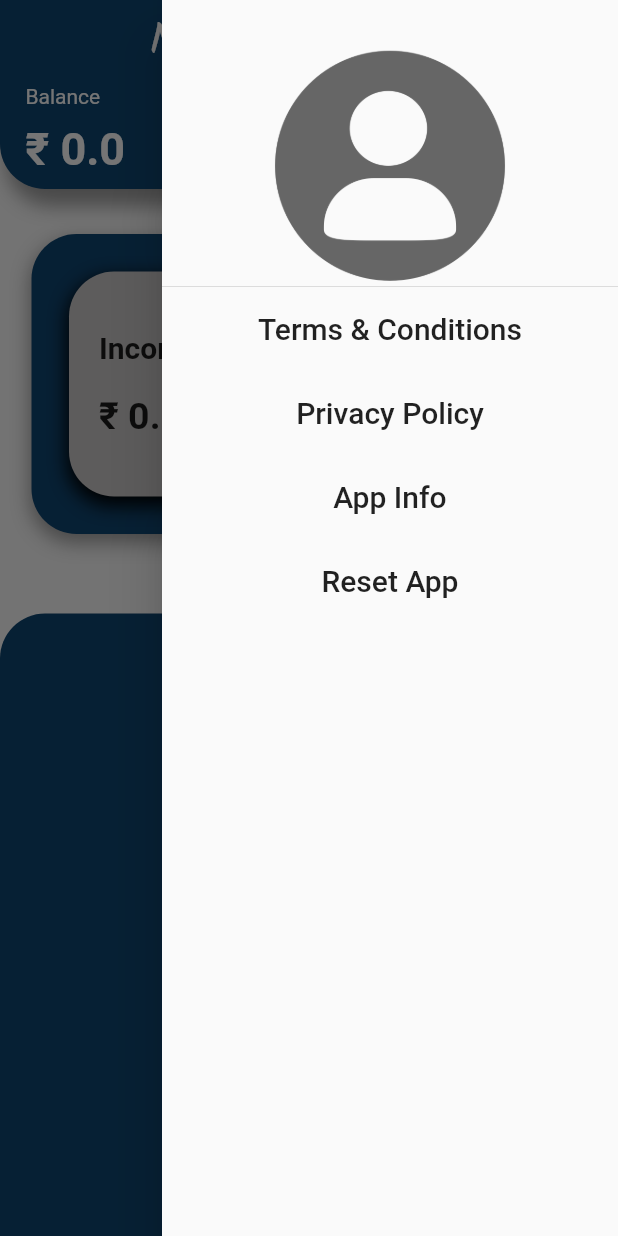
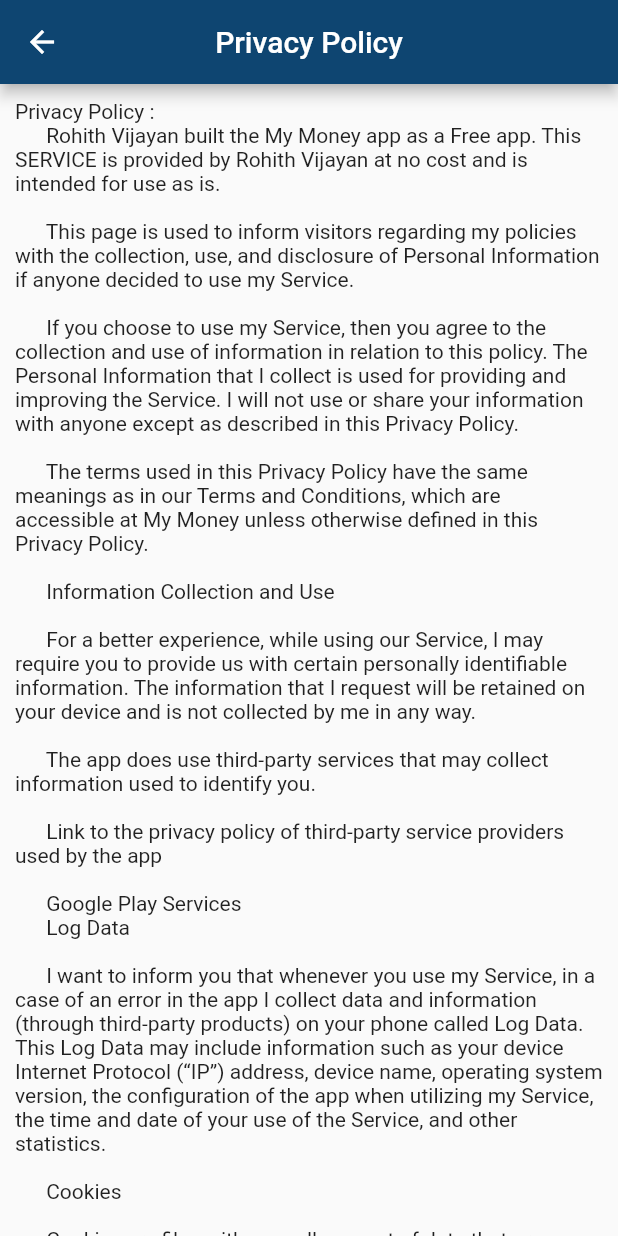
Before and after one commit to rohithvijayan774/Budget_Buddy, a Flutter app: the FirstScreen screen opened directly, after a tap on the "menu" icon, after a tap on "Privacy Policy", on a phone screen of 412 x 824 dp. Run offline on Flutter 3.47's test engine with Material 2 defaults, Android fonts, the phone set to English and light mode, and no system bars; our stand-ins replace dropdown_textfield, fl_chart, flutter_slidable, google_fonts, hive, hive_flutter and 2 more; accounts and stored records are empty.

Commit message:
ninth commit

```diff
--- /dev/null
+++ b/lib/details/privacy_policy_screen.dart
@@ -0,0 +1,83 @@
+import 'package:flutter/material.dart';
+import 'package:flutter/src/widgets/container.dart';
+import 'package:flutter/src/widgets/framework.dart';
+
+class PrivacyPolicyScreen extends StatelessWidget {
+  const PrivacyPolicyScreen({super.key});
+
+  @override
+  Widget build(BuildContext context) {
+    return Scaffold(
+      appBar: AppBar(
+        centerTitle: true,
+        title: const Text('Privacy Policy'),
+      ),
+      body: ListView(
+        children: const [
+          Padding(
+            padding: EdgeInsets.all(10),
+            child: Text('''Privacy Policy :
+      Rohith Vijayan built the My Money app as a Free app. This SERVICE is provided by Rohith Vijayan at no cost and is intended for use as is.
+
+      This page is used to inform visitors regarding my policies with the collection, use, and disclosure of Personal Information if anyone decided to use my Service.
+
+      If you choose to use my Service, then you agree to the collection and use of information in relation to this policy. The Personal Information that I collect is used for providing and improving the Service. I will not use or share your information with anyone except as described in this Privacy Policy.
+
+      The terms used in this Privacy Policy have the same meanings as in our Terms and Conditions, which are accessible at My Money unless otherwise defined in this Privacy Policy.
+
+      Information Collection and Use
+
+      For a better experience, while using our Service, I may require you to provide us with certain personally identifiable information. The information that I request will be retained on your device and is not collected by me in any way.
+
+      The app does use third-party services that may collect information used to identify you.
+
+      Link to the privacy policy of third-party service providers used by the app
+
+      Google Play Services
+      Log Data
+
+      I want to inform you that whenever you use my Service, in a case of an error in the app I collect data and information (through third-party products) on your phone called Log Data. This Log Data may include information such as your device Internet Protocol (“IP”) address, device name, operating system version, the configuration of the app when utilizing my Service, the time and date of your use of the Service, and other statistics.
+
+      Cookies
+
+      Cookies are files with a small amount of data that are commonly used as anonymous unique identifiers. These are sent to your browser from the websites that you visit and are stored on your device's internal memory.
+
+      This Service does not use these “cookies” explicitly. However, the app may use third-party code and libraries that use “cookies” to collect information and improve their services. You have the option to either accept or refuse these cookies and know when a cookie is being sent to your device. If you choose to refuse our cookies, you may not be able to use some portions of this Service.
+
+      Service Providers
+
+      I may employ third-party companies and individuals due to the following reasons:
+
+      To facilitate our Service;
+      To provide the Service on our behalf;
+      To perform Service-related services; or
+      To assist us in analyzing how our Service is used.
+      I want to inform users of this Service that these third parties have access to their Personal Information. The reason is to perform the tasks assigned to them on our behalf. However, they are obligated not to disclose or use the information for any other purpose.
+
+      Security
+
+      I value your trust in providing us your Personal Information, thus we are striving to use commercially acceptable means of protecting it. But remember that no method of transmission over the internet, or method of electronic storage is 100% secure and reliable, and I cannot guarantee its absolute security.
+
+      Links to Other Sites
+
+      This Service may contain links to other sites. If you click on a third-party link, you will be directed to that site. Note that these external sites are not operated by me. Therefore, I strongly advise you to review the Privacy Policy of these websites. I have no control over and assume no responsibility for the content, privacy policies, or practices of any third-party sites or services.
+
+      Children’s Privacy
+
+      These Services do not address anyone under the age of 13. I do not knowingly collect personally identifiable information from children under 13 years of age. In the case I discover that a child under 13 has provided me with personal information, I immediately delete this from our servers. If you are a parent or guardian and you are aware that your child has provided us with personal information, please contact me so that I will be able to do the necessary actions.
+
+      Changes to This Privacy Policy
+
+      I may update our Privacy Policy from time to time. Thus, you are advised to review this page periodically for any changes. I will notify you of any changes by posting the new Privacy Policy on this page.
+
+      This policy is effective as of 2030-11-18
+
+      Contact Us
+
+      If you have any questions or suggestions about my Privacy Policy, do not hesitate to contact me at rohithvijayan774@gmail.com.'''),
+          ),
+        ],
+      ),
+    );
+  }
+}
--- /dev/null
+++ b/lib/details/terms_conditions.dart
@@ -0,0 +1,55 @@
+import 'package:flutter/material.dart';
+import 'package:flutter/src/widgets/container.dart';
+import 'package:flutter/src/widgets/framework.dart';
+
+class TermsAndConditionsScreen extends StatelessWidget {
+  const TermsAndConditionsScreen({super.key});
+
+  @override
+  Widget build(BuildContext context) {
+    return Scaffold(
+      appBar: AppBar(
+        centerTitle: true,
+        title: const Text('Terms and Conditions'),
+      ),
+      body: ListView(
+        children: const [
+          Padding(
+            padding: EdgeInsets.all(10),
+            child: Text('''Terms & Conditions
+          By downloading or using the app, these terms will automatically apply to you – you should make sure therefore that you read them carefully before using the app. You’re not allowed to copy or modify the app, any part of the app, or our trademarks in any way. You’re not allowed to attempt to extract the source code of the app, and you also shouldn’t try to translate the app into other languages or make derivative versions. The app itself, and all the trademarks, copyright, database rights, and other intellectual property rights related to it, still belong to Rohith Vijayan.
+
+          Rohith Vijayan is committed to ensuring that the app is as useful and efficient as possible. For that reason, we reserve the right to make changes to the app or to charge for its services, at any time and for any reason. We will never charge you for the app or its services without making it very clear to you exactly what you’re paying for.
+
+          The My Money app stores and processes personal data that you have provided to us, to provide my Service. It’s your responsibility to keep your phone and access to the app secure. We therefore recommend that you do not jailbreak or root your phone, which is the process of removing software restrictions and limitations imposed by the official operating system of your device. It could make your phone vulnerable to malware/viruses/malicious programs, compromise your phone’s security features and it could mean that the My Money app won’t work properly or at all.
+
+          The app does use third-party services that declare their Terms and Conditions.
+
+          Link to Terms and Conditions of third-party service providers used by the app
+
+          Google Play Services
+          You should be aware that there are certain things that Rohith Vijayan will not take responsibility for. Certain functions of the app will require the app to have an active internet connection. The connection can be Wi-Fi or provided by your mobile network provider, but Rohith Vijayan cannot take responsibility for the app not working at full functionality if you don’t have access to Wi-Fi, and you don’t have any of your data allowance left.
+
+          If you’re using the app outside of an area with Wi-Fi, you should remember that the terms of the agreement with your mobile network provider will still apply. As a result, you may be charged by your mobile provider for the cost of data for the duration of the connection while accessing the app, or other third-party charges. In using the app, you’re accepting responsibility for any such charges, including roaming data charges if you use the app outside of your home territory (i.e. region or country) without turning off data roaming. If you are not the bill payer for the device on which you’re using the app, please be aware that we assume that you have received permission from the bill payer for using the app.
+
+          Along the same lines, Rohith Vijayan cannot always take responsibility for the way you use the app i.e. You need to make sure that your device stays charged – if it runs out of battery and you can’t turn it on to avail the Service, Rohith Vijayan cannot accept responsibility.
+
+          With respect to Rohith Vijayan’s responsibility for your use of the app, when you’re using the app, it’s important to bear in mind that although we endeavor to ensure that it is updated and correct at all times, we do rely on third parties to provide information to us so that we can make it available to you. Rohith Vijayan accepts no liability for any loss, direct or indirect, you experience as a result of relying wholly on this functionality of the app.
+
+          At some point, we may wish to update the app. The app is currently available on Android – the requirements for the system(and for any additional systems we decide to extend the availability of the app to) may change, and you’ll need to download the updates if you want to keep using the app. Rohith Vijayan does not promise that it will always update the app so that it is relevant to you and/or works with the Android version that you have installed on your device. However, you promise to always accept updates to the application when offered to you, We may also wish to stop providing the app, and may terminate use of it at any time without giving notice of termination to you. Unless we tell you otherwise, upon any termination, (a) the rights and licenses granted to you in these terms will end; (b) you must stop using the app, and (if needed) delete it from your device.
+
+          Changes to This Terms and Conditions
+
+          I may update our Terms and Conditions from time to time. Thus, you are advised to review this page periodically for any changes. I will notify you of any changes by posting the new Terms and Conditions on this page.
+
+          These terms and conditions are effective as of 2030-11-18
+
+          Contact Us
+
+          If you have any questions or suggestions about my Terms and Conditions, do not hesitate to contact me at rohithvijayan774@gmail.com.'''),
+          ),
+        ],
+      ),
+    );
+  }
+}
--- a/lib/screens/transaction_screen.dart
+++ b/lib/screens/transaction_screen.dart
@@ -6,6 +6,7 @@ import 'package:money_management/functions/transaction_db.dart';
 import 'package:money_management/screens/splash_screen.dart';
 
 import 'package:money_management/widgets/transaction_bar.dart';
+import 'package:money_management/widgets/transaction_details_screen.dart';
 
 import '../model/transaction_model.dart';
 
@@ -17,6 +18,7 @@ class TransactionScreen extends StatefulWidget {
 }
 
 class _TransactionScreenState extends State<TransactionScreen> {
+  List<TransactionModel> searchTransactions = [];
   bool isSearching = false;
   List<TransactionModel> newTransactionList =
       TransactionDB.instance.allTransactionList.value;
@@ -29,6 +31,7 @@ class _TransactionScreenState extends State<TransactionScreen> {
   void initState() {
     TransactionDB().refreshUI();
     foundTransactionNotifier = newTransactionList;
+    searchTransactions = TransactionDB().allTransactionList.value;
     // TransactionDB().getTransactions().then((value) {
     //   print('transactions get');
     //   print(value.toString());
@@ -101,7 +104,10 @@ class _TransactionScreenState extends State<TransactionScreen> {
                 style: TextStyle(fontSize: 25),
               )
             : TextFormField(
-                onChanged: (value) {},
+                onChanged: (value) {
+                  runSearch(value);
+                  log('search...');
+                },
                 style: const TextStyle(color: Colors.white),
                 decoration: const InputDecoration(
                     hintText: 'Search',
@@ -173,8 +179,13 @@ class _TransactionScreenState extends State<TransactionScreen> {
                                       foundTransactionNotifier[index];
                                   return GestureDetector(
                                     onLongPress: () {
+                                      Navigator.of(context).push(
+                                        MaterialPageRoute(
+                                          builder: (context) =>
+                                              const TransactionDetailsScreen(),
+                                        ),
+                                      );
                                       log('long pressed');
-
                                     },
                                     onTap: () {
                                       Navigator.of(context).push(
@@ -302,4 +313,21 @@ class _TransactionScreenState extends State<TransactionScreen> {
       ),
     );
   }
+
+  void runSearch(String enteredKeyword) {
+    List<TransactionModel> results = [];
+    if (enteredKeyword.isEmpty) {
+      results = TransactionDB().allTransactionList.value;
+    } else {
+      results = TransactionDB()
+          .allTransactionList
+          .value
+          .where((element) =>
+              element.category.toString().contains(enteredKeyword.toString()))
+          .toList();
+    }
+    setState(() {
+      searchTransactions = results;
+    });
+  }
 }
--- a/pubspec.yaml
+++ b/pubspec.yaml
@@ -41,6 +41,7 @@ dependencies:
   intl: ^0.17.0
   shared_preferences: ^2.0.16
   syncfusion_flutter_charts: ^20.3.52
+
 
 dev_dependencies:
   build_runner: ^2.3.3
```
Also changed, not shown: lib/details/app_info_screen.dart (added, +59 -0 lines), lib/screens/first_screen.dart (+15 -3 lines), lib/widgets/transaction_details_screen.dart (added, +20 -0 lines).
